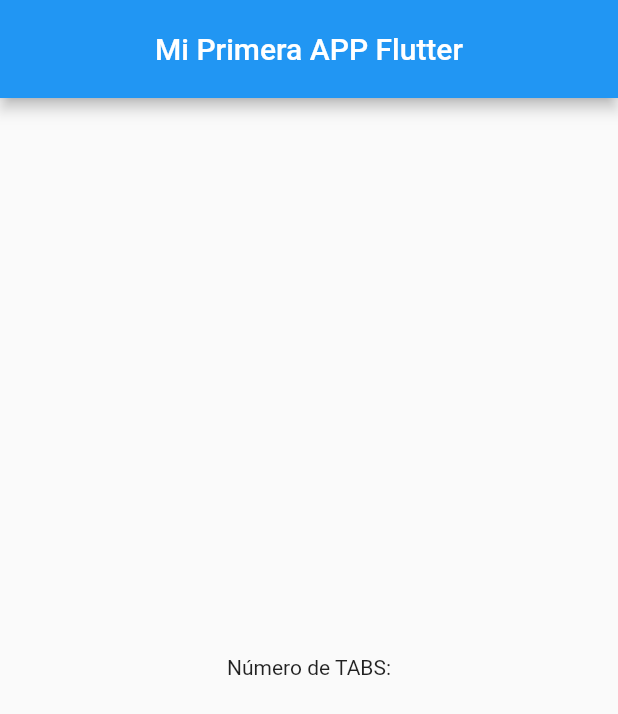
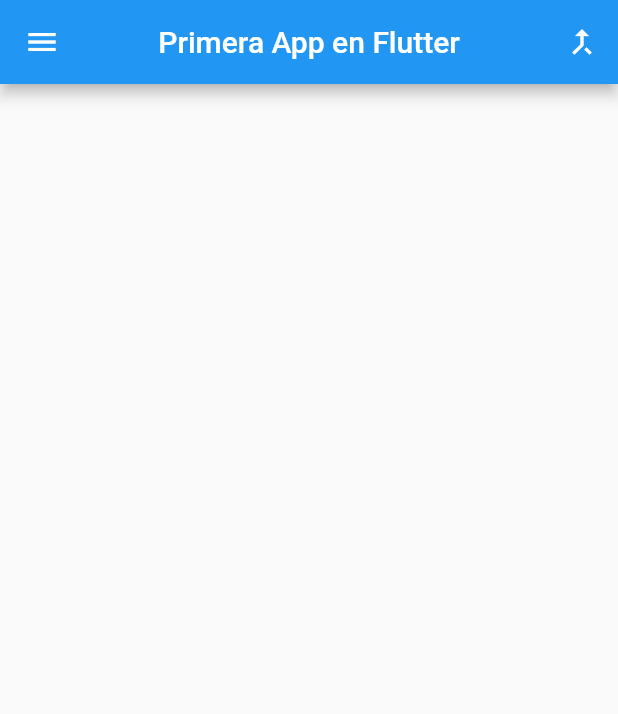
Before and after one commit to bionet930/DART, a Flutter app: the screen it shows after launch, on a phone screen of 412 x 824 dp. Shown: the top 714 px of the screen. Run offline on Flutter 3.47's test engine with Material 2 defaults, Android fonts, the phone set to English and light mode, and no system bars.

Commit message:
home_page2

```diff
--- a/contador/lib/src/pages/home_page.dart
+++ b/contador/lib/src/pages/home_page.dart
@@ -1,4 +1,5 @@
 import 'package:flutter/material.dart';
+import 'package:contador/src/pages/home_page2.dart';
 
 
 class HomePage extends StatelessWidget{
@@ -9,17 +10,33 @@ class HomePage extends StatelessWidget{
     return Scaffold (
 
       appBar: AppBar(
-        title: Text('Mi Primera APP Flutter'),
-        centerTitle: true,
-        toolbarHeight: 65.35,
+        leading: Builder(
+          builder: (BuildContext){
+      return IconButton(
+      icon: const Icon(Icons.menu),
+      onPressed: () => print('Soy el Boton del Menu'),
+      );
+          },
       ),
-      body: Center(
-        child: Text('Número de TABS:'),
+      centerTitle: true,
+      title: Text('Primera App en Flutter'),
+      actions: <Widget> [
+      IconButton(
+        icon: new Icon(Icons.merge_type),
+        //onPressed: () => print('Hola soy un Boton de Accion'),
+        onPressed: (){
+          Navigator.push(
+            context,
+            MaterialPageRoute(builder: (context) => HomePage2()),
+          );
+        }
       ),
-
+      ],
+      )
 
     );
   }
 
 
+
 }
```
Also changed, not shown: contador/lib/main.dart (+26 -1 lines), contador/lib/src/pages/home_page2.dart (added, +51 -0 lines).
